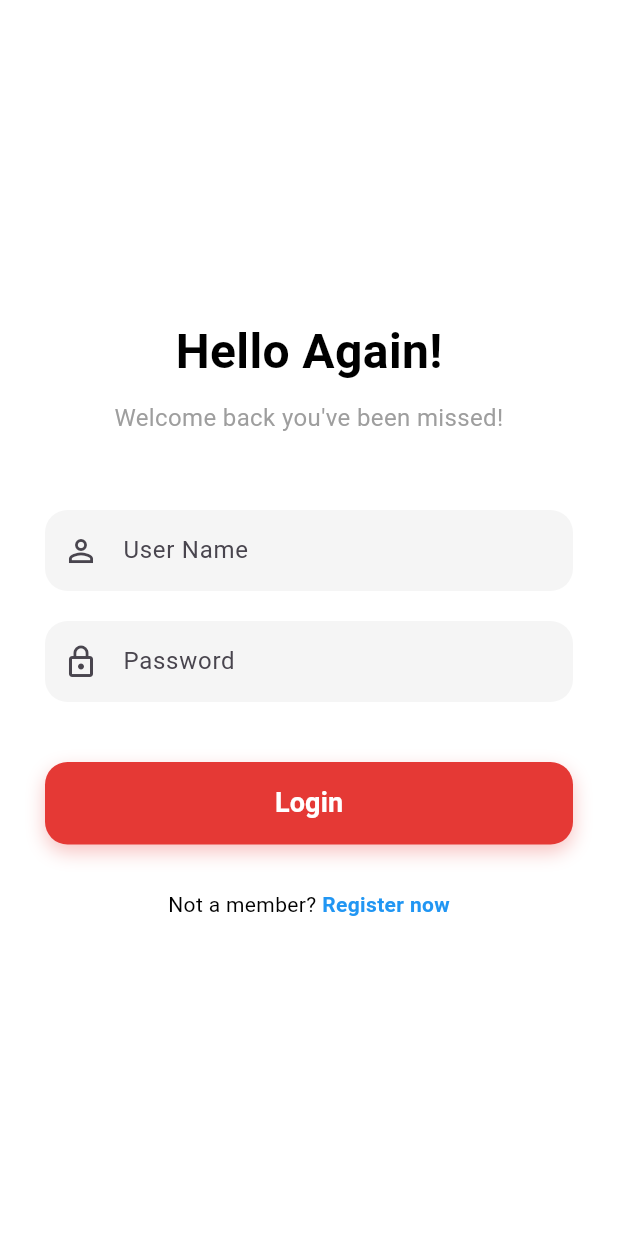
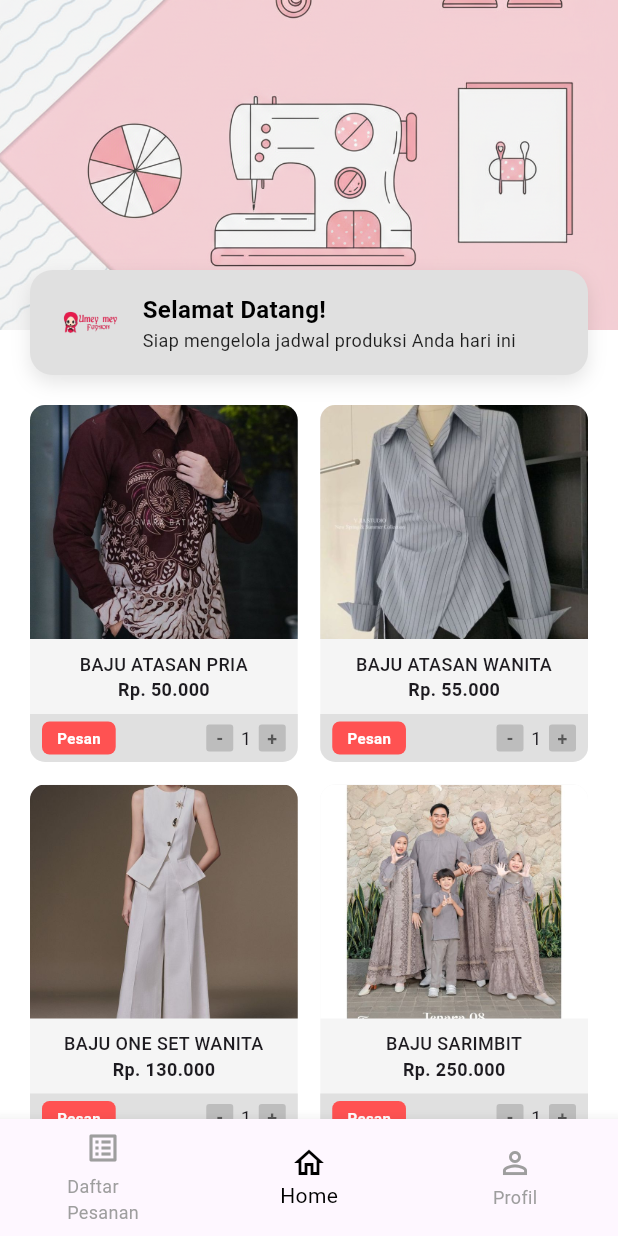
Before and after one commit to mufidaa14/UTS_Umey, a Flutter app: the screen it shows after launch, after a tap on "Login", on a phone screen of 412 x 824 dp. Run offline on Flutter 3.47's test engine with Material 3 defaults, Android fonts, the light colour scheme and no system bars.

Commit message:
komit 3: menambah halaman home dan memperbaiki halaman sign in yang error

```diff
--- /dev/null
+++ b/lib/home_screen.dart
@@ -0,0 +1,292 @@
+import 'package:flutter/material.dart';
+
+class HomeScreen extends StatefulWidget {
+  const HomeScreen({super.key});
+
+  @override
+  State<HomeScreen> createState() => _HomeScreenState();
+}
+
+class _HomeScreenState extends State<HomeScreen> {
+  int _selectedIndex = 1; // Default to Home
+
+  final List<Map<String, String>> products = [
+    {
+      'name': 'BAJU ATASAN PRIA',
+      'image': 'assets/BAJU ATASAN PRIA.jpg',
+      'price': 'Rp. 50.000',
+    },
+    {
+      'name': 'BAJU ATASAN WANITA',
+      'image': 'assets/BAJU ATASAN WANITA.jpg',
+      'price': 'Rp. 55.000',
+    },
+    {
+      'name': 'BAJU ONE SET WANITA',
+      'image': 'assets/BAJU ONE SET WANITA.jpg',
+      'price': 'Rp. 130.000',
+    },
+    {
+      'name': 'BAJU SARIMBIT',
+      'image': 'assets/BAJU SARIMBIT.jpg',
+      'price': 'Rp. 250.000',
+    },
+    {
+      'name': 'CELANA COWOK',
+      'image': 'assets/celana cowok.jpg',
+      'price': 'Rp. 90.000',
+    },
+    {
+      'name': 'CELANA WANITA',
+      'image': 'assets/CELANA WANITA.jpg',
+      'price': 'Rp. 85.000',
+    },
+    {
+      'name': 'KERUDUNG',
+      'image': 'assets/kerudung.jpg',
+      'price': 'Rp. 35.000',
+    },
+  ];
+
+  void _onItemTapped(int index) {
+    setState(() {
+      _selectedIndex = index;
+    });
+  }
+
+  @override
+  Widget build(BuildContext context) {
+    return Scaffold(
+      backgroundColor: Colors.white,
+      body: SingleChildScrollView(
+        child: Column(
+          children: [
+            // Header Section
+            Stack(
+              clipBehavior: Clip.none,
+              alignment: Alignment.bottomCenter,
+              children: [
+                // Header Image
+                SizedBox(
+                  width: double.infinity,
+                  height: 220, // Adjust height as needed
+                  child: Image.asset(
+                    'assets/header home.png',
+                    fit: BoxFit.cover,
+                  ),
+                ),
+                // Floating Welcome Card
+                Positioned(
+                  bottom: -30,
+                  left: 20,
+                  right: 20,
+                  child: Container(
+                    padding: const EdgeInsets.symmetric(horizontal: 20, vertical: 15),
+                    decoration: BoxDecoration(
+                      color: const Color(0xFFE0E0E0), // Light grey like reference
+                      borderRadius: BorderRadius.circular(15),
+                      boxShadow: [
+                        BoxShadow(
+                          color: Colors.black.withOpacity(0.1),
+                          blurRadius: 10,
+                          offset: const Offset(0, 5),
+                        ),
+                      ],
+                    ),
+                    child: Row(
+                      children: [
+                        Image.asset(
+                          'assets/logo.png', // Small logo inside card
+                          width: 40,
+                          height: 40,
+                        ),
+                        const SizedBox(width: 15),
+                        const Expanded(
+                          child: Column(
+                            crossAxisAlignment: CrossAxisAlignment.start,
+                            children: [
+                              Text(
+                                'Selamat Datang!',
+                                style: TextStyle(
+                                  fontSize: 16,
+                                  fontWeight: FontWeight.bold,
+                                  color: Colors.black,
+                                ),
+                              ),
+                              Text(
+                                'Siap mengelola jadwal produksi Anda hari ini',
+                                style: TextStyle(
+                                  fontSize: 12,
+                                  color: Colors.black87,
+                                ),
+                              ),
+                            ],
+                          ),
+                        ),
+                      ],
+                    ),
+                  ),
+                ),
+              ],
+            ),
+            const SizedBox(height: 50), // Space for floating card
+
+            // Product Grid
+            Padding(
+              padding: const EdgeInsets.symmetric(horizontal: 20),
+              child: GridView.builder(
+                padding: EdgeInsets.zero,
+                shrinkWrap: true,
+                physics: const NeverScrollableScrollPhysics(),
+                gridDelegate: const SliverGridDelegateWithFixedCrossAxisCount(
+                  crossAxisCount: 2,
+                  crossAxisSpacing: 15,
+                  mainAxisSpacing: 15,
+                  childAspectRatio: 0.75, // Adjust card aspect ratio
+                ),
+                itemCount: products.length,
+                itemBuilder: (context, index) {
+                  return _buildProductCard(products[index]);
+                },
+              ),
+            ),
+            const SizedBox(height: 20),
+          ],
+        ),
+      ),
+      bottomNavigationBar: BottomNavigationBar(
+        currentIndex: _selectedIndex,
+        onTap: _onItemTapped,
+        selectedItemColor: Colors.black,
+        unselectedItemColor: Colors.grey,
+        showUnselectedLabels: true,
+        items: const [
+          BottomNavigationBarItem(
+            icon: Icon(Icons.list_alt),
+            label: 'Daftar\nPesanan',
+          ),
+          BottomNavigationBarItem(
+            icon: Icon(Icons.home_outlined),
+            label: 'Home',
+          ),
+          BottomNavigationBarItem(
+            icon: Icon(Icons.person_outline),
+            label: 'Profil',
+          ),
+        ],
+      ),
+    );
+  }
+
+  Widget _buildProductCard(Map<String, String> product) {
+    return Container(
+      decoration: BoxDecoration(
+        color: const Color(0xFFF5F5F5), // Light grey background for card
+        borderRadius: BorderRadius.circular(10),
+      ),
+      child: Column(
+        crossAxisAlignment: CrossAxisAlignment.center,
+        children: [
+          // Product Image
+          Expanded(
+            child: ClipRRect(
+              borderRadius: const BorderRadius.vertical(top: Radius.circular(10)),
+              child: Image.asset(
+                product['image']!,
+                fit: BoxFit.cover,
+                width: double.infinity,
+              ),
+            ),
+          ),
+          const SizedBox(height: 8),
+          // Product Name
+          Padding(
+            padding: const EdgeInsets.symmetric(horizontal: 5),
+            child: Text(
+              product['name']!,
+              textAlign: TextAlign.center,
+              style: const TextStyle(
+                fontSize: 12,
+                fontWeight: FontWeight.w500,
+              ),
+              maxLines: 2,
+              overflow: TextOverflow.ellipsis,
+            ),
+          ),
+          // Product Price
+          Text(
+            product['price']!,
+            style: const TextStyle(
+              fontSize: 12,
+              fontWeight: FontWeight.bold,
+            ),
+          ),
+          const SizedBox(height: 8),
+
+          // Action Row
+          Container(
+            padding: const EdgeInsets.symmetric(horizontal: 8, vertical: 5),
+            decoration: const BoxDecoration(
+               color: Color(0xFFE0E0E0),
+               borderRadius: BorderRadius.vertical(bottom: Radius.circular(10)),
+            ),
+            child: Row(
+              mainAxisAlignment: MainAxisAlignment.spaceBetween,
+              children: [
+                // Pesan Button
+                GestureDetector(
+                    onTap: () {
+                         // TODO: Implement Order Action
+                    },
+                    child: Container(
+                    padding: const EdgeInsets.symmetric(horizontal: 10, vertical: 4),
+                    decoration: BoxDecoration(
+                        color: const Color(0xFFFF5252), // Red Color
+                        borderRadius: BorderRadius.circular(5),
+                    ),
+                    child: const Text(
+                        'Pesan',
+                        style: TextStyle(
+                            color: Colors.white,
+                            fontSize: 10,
+                            fontWeight: FontWeight.bold
+                        ),
+                    ),
+                    ),
+                ),
+                // Quantity Stepper
+                Row(
+                  children: [
+                    _buildStepperButton('-'),
+                    const Padding(
+                      padding: EdgeInsets.symmetric(horizontal: 5),
+                      child: Text('1', style: TextStyle(fontSize: 12)),
+                    ),
+                    _buildStepperButton('+'),
+                  ],
+                ),
+              ],
+            ),
+          )
+        ],
+      ),
+    );
+  }
+
+  Widget _buildStepperButton(String label) {
+    return Container(
+      width: 18,
+      height: 18,
+      alignment: Alignment.center,
+      decoration: BoxDecoration(
+        color: Colors.grey[400],
+        borderRadius: BorderRadius.circular(2),
+      ),
+      child: Text(
+        label,
+        style: const TextStyle(
+            fontSize: 12, fontWeight: FontWeight.bold, color: Colors.black54),
+      ),
+    );
+  }
+}
--- a/lib/login_screen.dart
+++ b/lib/login_screen.dart
@@ -1,5 +1,6 @@
 import 'package:flutter/material.dart';
 import 'package:uts_umey/signup_screen.dart';
+import 'package:uts_umey/home_screen.dart';
 
 class LoginScreen extends StatelessWidget {
   const LoginScreen({super.key});
@@ -87,7 +88,10 @@ class LoginScreen extends StatelessWidget {
                   ),
                   child: TextButton(
                     onPressed: () {
-                      // TODO: Implement Login Action
+                      Navigator.pushReplacement(
+                        context,
+                        MaterialPageRoute(builder: (context) => const HomeScreen()),
+                      );
                     },
                     child: const Text(
                       'Login',
--- a/lib/signup_screen.dart
+++ b/lib/signup_screen.dart
@@ -1,4 +1,5 @@
 import 'package:flutter/material.dart';
+import 'package:uts_umey/home_screen.dart';
 
 class SignUpScreen extends StatelessWidget {
   const SignUpScreen({super.key});
@@ -86,21 +87,12 @@ class SignUpScreen extends StatelessWidget {
                   ),
                   child: TextButton(
                     onPressed: () {
-                      // TODO: Implement Sign Up Action
+                      Navigator.pushReplacement(
+                        context,
+                        MaterialPageRoute(builder: (context) => const HomeScreen()),
+                      );
                     },
                     child: const Text(
-                      'Login', // Keeping the label 'Login' as requested by the user's constraint or image, though 'Sign Up' would be more logical. Checking image...
-                      // Wait, the image says 'Login' on the button for Sign Up page?
-                      // Let me re-check the image 1.
-                      // Image 1, "sign up" screen, button says "Login".
-                      // Wait, that might be a mistake in the wireframe or I should follow it literally?
-                      // User said "Jangan ubah bahasa teks yang sudah ada."
-                      // User also said "Teks halaman Sign Up disesuaikan dengan konteks pendaftaran (bukan copy Login)."
-                      // So I should probably use 'Sign Up' or 'Register' if the user wants context adjustment.
-                      // However, the wireframe clearly shows 'Login' on the red button in the Sign Up column.
-                      // BUT, usually it should be Sign Up.
-                      // Let's look at the user prompt: "Teks halaman Sign Up disesuaikan dengan konteks pendaftaran (bukan copy Login)."
-                      // OK, I will change the button text to 'Sign Up' to be correct contextually.
                       'Sign Up',
                       style: TextStyle(
                         color: Colors.white,
```
